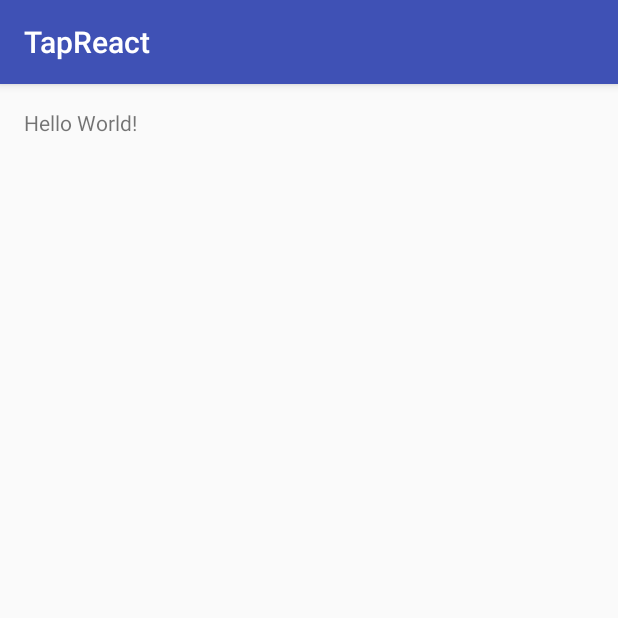
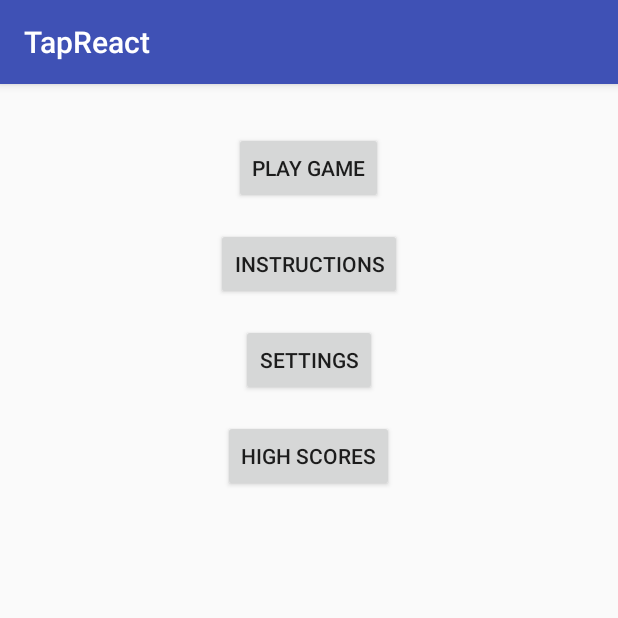
Before and after one commit to CiaranMc93/Tap-React, an Android app: the screen it shows after launch (MainActivity), on a phone screen of 412 x 824 dp, the top half of it. Run offline under Robolectric (Android 15) with nearby library versions, the phone set to English and light mode, and no system bars.

Commit message:
Adding menu logic and split activities. Starting to work on the game loop which will note the FPS and update the game accordingly.

```diff
--- a/app/src/main/AndroidManifest.xml
+++ b/app/src/main/AndroidManifest.xml
@@ -15,6 +15,8 @@
                 <category android:name="android.intent.category.LAUNCHER" />
             </intent-filter>
         </activity>
+        <activity android:name=".GameLogic">
+        </activity>
     </application>
 
 </manifest>
--- a/app/src/main/java/com/ciacavus/tapreact/MainActivity.java
+++ b/app/src/main/java/com/ciacavus/tapreact/MainActivity.java
@@ -1,132 +1,42 @@
 package com.ciacavus.tapreact;
 
-import android.hardware.Sensor;
-import android.hardware.SensorEvent;
-import android.hardware.SensorEventListener;
-import android.os.Handler;
-import android.os.Message;
-import android.support.v4.view.MotionEventCompat;
+import android.content.Intent;
 import android.support.v7.app.AppCompatActivity;
 import android.os.Bundle;
-import android.util.Log;
-import android.view.GestureDetector;
-import android.view.MotionEvent;
-import android.widget.Toast;
+import android.view.View;
+import android.widget.Button;
 
-import org.junit.rules.Stopwatch;
+public class MainActivity extends AppCompatActivity {
 
-import java.lang.reflect.Array;
-
-public class MainActivity extends AppCompatActivity implements GestureDetector.OnDoubleTapListener, GestureDetector.OnGestureListener, SensorEventListener {
-
-    //set up a stopwatch to handle the actions and score the user
-    Stopwatch timer;
-
-    final int REFRESH_RATE = 100;
-
-    //string to hold the game options and let the user know
-    public String[] gameOptions = {"twistIt","tapIt","turnIt"};
+    //define our buttons to be used
+    Button playGame;
+    Button highScores;
+    Button instructions;
+    Button settings;
 
     @Override
     protected void onCreate(Bundle savedInstanceState) {
         super.onCreate(savedInstanceState);
         setContentView(R.layout.activity_main);
 
-        //start the timer handler
-        mHandler = new Handler();
+        //get all the buttons set out in the layout
+        playGame = (Button) findViewById(R.id.playGame);
+        highScores = (Button) findViewById(R.id.highScores);
+        instructions = (Button) findViewById(R.id.settings);
+        settings = (Button) findViewById(R.id.settings);
 
-        //get a random number between 0 and 3 and create a toast accordingly
-        int randomNum = 0 + (int)(Math.random() * 3);
-
-        //show to the user what they have to do
-        Toast.makeText(MainActivity.this, gameOptions[randomNum], Toast.LENGTH_LONG).show();
-    }
-
-    private final Runnable mRunnable = new Runnable() {
-        @Override
-        public void run() {
-            if(mStarted)
-            {
-                long seconds = (System.currentTimeMillis() - t) / 1000;
-                mHandler.postDelayed(mRunnable,1000L);
+        //set up a button listener
+        playGame.setOnClickListener(new View.OnClickListener() {
+            @Override
+            public void onClick(View v) {
+                //get the intent of the next application context
+                Intent i = new Intent(getApplicationContext(), GameLogic.class);
+                //finish the current activity
+                finish();
+                //start the next activity which is defined in the intent
+                startActivity(i);
             }
-        }
-    };
-
-    private Handler mHandler;
-    private boolean mStarted;
-
-    protected void onStart()
-    {
-        //start
-        super.onStart();
-        //set to true
-        mStarted = true;
-        //post delayed runnable
-        mHandler.postDelayed(mRunnable,1000L);
-    }
-
-    protected void onStop()
-    {
-        super.onStop();
-        //set to false
-        mStarted = false;
-        mHandler.removeCallbacks(mRunnable);
-    }
-
-    @Override
-    public boolean onSingleTapConfirmed(MotionEvent e) {
-        return false;
-    }
-
-    @Override
-    public boolean onDoubleTap(MotionEvent e) {
-        return false;
-    }
-
-    @Override
-    public boolean onDoubleTapEvent(MotionEvent e) {
-        return false;
-    }
-
-    @Override
-    public boolean onDown(MotionEvent e) {
-        return false;
-    }
-
-    @Override
-    public void onShowPress(MotionEvent e) {
+        });
 
     }
-
-    @Override
-    public boolean onSingleTapUp(MotionEvent e) {
-        return false;
-    }
-
-    @Override
-    public boolean onScroll(MotionEvent e1, MotionEvent e2, float distanceX, float distanceY) {
-        return false;
-    }
-
-    @Override
-    public void onLongPress(MotionEvent e) {
-
-    }
-
-    @Override
-    public boolean onFling(MotionEvent e1, MotionEvent e2, float velocityX, float velocityY) {
-        return false;
-    }
-
-    @Override
-    public void onSensorChanged(SensorEvent event) {
-
-    }
-
-    @Override
-    public void onAccuracyChanged(Sensor sensor, int accuracy) {
-
-    }
-
 }
--- a/app/src/main/res/layout/activity_main.xml
+++ b/app/src/main/res/layout/activity_main.xml
@@ -1,5 +1,5 @@
 <?xml version="1.0" encoding="utf-8"?>
-<RelativeLayout xmlns:android="http://schemas.android.com/apk/res/android"
+<LinearLayout xmlns:android="http://schemas.android.com/apk/res/android"
     xmlns:tools="http://schemas.android.com/tools"
     android:layout_width="match_parent"
     android:layout_height="match_parent"
@@ -9,8 +9,41 @@
     android:paddingTop="@dimen/activity_vertical_margin"
     tools:context="com.ciacavus.tapreact.MainActivity">
 
-    <TextView
-        android:layout_width="wrap_content"
-        android:layout_height="wrap_content"
-        android:text="Hello World!" />
-</RelativeLayout>
+    <LinearLayout
+        android:orientation="vertical"
+        android:layout_width="match_parent"
+        android:layout_height="match_parent">
+
+        <Button
+            android:layout_width="wrap_content"
+            android:layout_height="wrap_content"
+            android:text="@string/playgame"
+            android:id="@+id/playGame"
+            android:layout_marginTop="16dp"
+            android:layout_gravity="center_horizontal" />
+
+        <Button
+            android:layout_width="wrap_content"
+            android:layout_height="wrap_content"
+            android:text="@string/instructions"
+            android:id="@+id/instructions"
+            android:layout_marginTop="16dp"
+            android:layout_gravity="center_horizontal" />
+
+        <Button
+            android:layout_width="wrap_content"
+            android:layout_height="wrap_content"
+            android:text="@string/settings"
+            android:id="@+id/settings"
+            android:layout_marginTop="16dp"
+            android:layout_gravity="center_horizontal" />
+
+        <Button
+            android:layout_width="wrap_content"
+            android:layout_height="wrap_content"
+            android:text="@string/highscores"
+            android:id="@+id/highScores"
+            android:layout_marginTop="16dp"
+            android:layout_gravity="center_horizontal" />
+    </LinearLayout>
+</LinearLayout>
--- /dev/null
+++ b/app/src/main/res/layout/game_layout.xml
@@ -0,0 +1,6 @@
+<?xml version="1.0" encoding="utf-8"?>
+<LinearLayout xmlns:android="http://schemas.android.com/apk/res/android"
+    android:orientation="vertical" android:layout_width="match_parent"
+    android:layout_height="match_parent">
+
+</LinearLayout>
--- a/app/src/main/res/values/strings.xml
+++ b/app/src/main/res/values/strings.xml
@@ -1,3 +1,8 @@
 <resources>
     <string name="app_name">TapReact</string>
+    <string name="highscores">High Scores</string>
+    <string name="playgame">Play Game</string>
+    <string name="credits">Credits</string>
+    <string name="settings">Settings</string>
+    <string name="instructions">Instructions</string>
 </resources>
```
Also changed, not shown: app/src/main/java/com/ciacavus/tapreact/GameLogic.java (added, +115 -0 lines).
